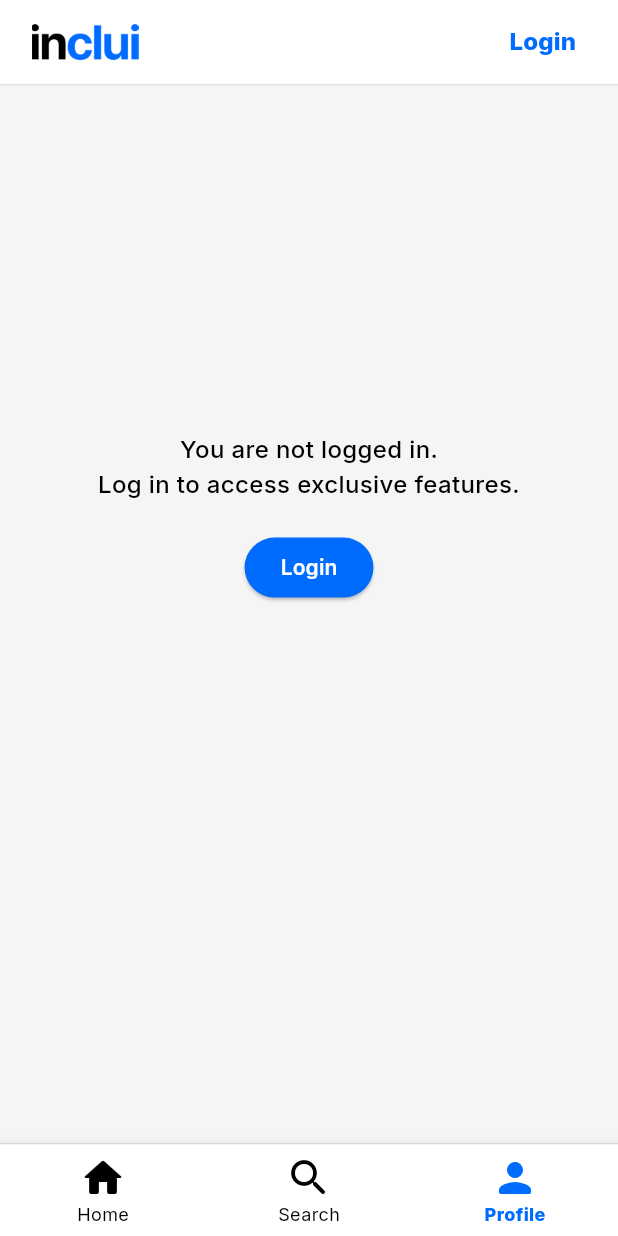
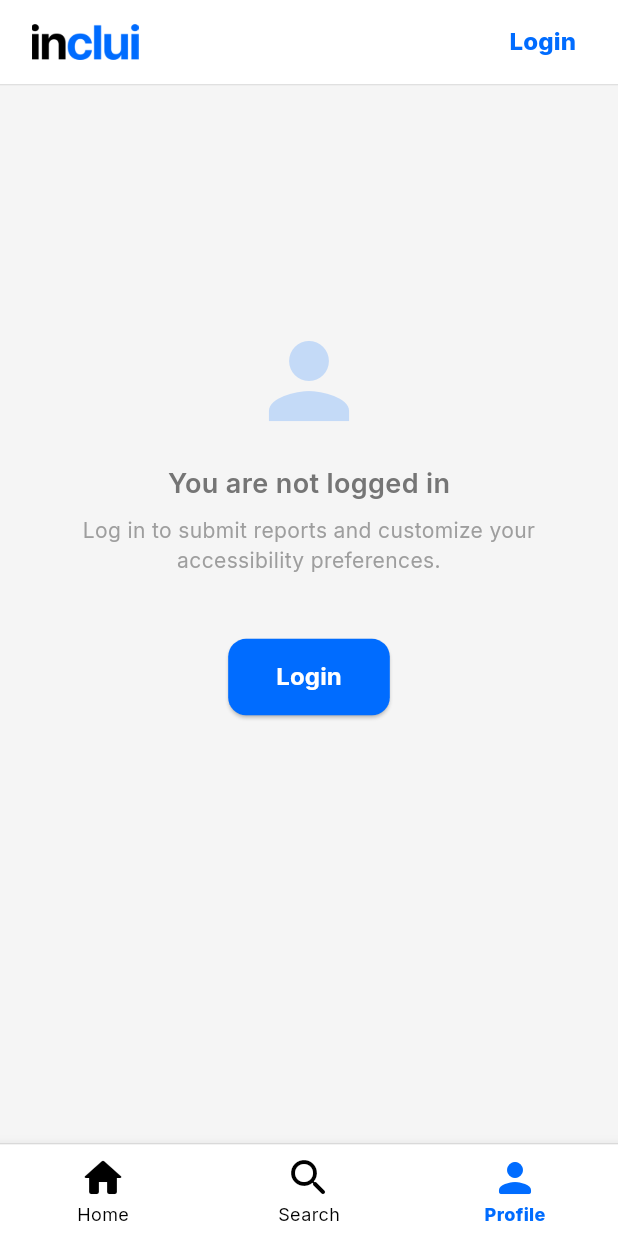
Before and after one commit to simaopsbarbosa/Inclui, a Flutter app: the screen it shows after launch, item 3 of the bottom bar chosen, on a phone screen of 412 x 824 dp. Run offline on Flutter 3.47's test engine with Material 3 defaults, Android fonts, the phone set to English and light mode, and no system bars; our stand-ins replace firebase_auth, firebase_core, firebase_database, flutter_dotenv, font_awesome_flutter, geolocator and 2 more; missing offline and left inert: widget_to_marker; accounts and stored records are empty; generated files the repository leaves out were written again.

Commit message:
made logged out view prettier

```diff
--- a/src/inclui/lib/screens/profile_page.dart
+++ b/src/inclui/lib/screens/profile_page.dart
@@ -790,27 +790,51 @@ class ProfilePageState extends State<ProfilePage> {
         child: Column(
           mainAxisAlignment: MainAxisAlignment.center,
           children: [
+            Icon(
+              Icons.person,
+              size: 80,
+              color: Theme.of(context).primaryColor.withValues(alpha: 0.2),
+            ),
+            SizedBox(height: 16),
             Text(
-              'You are not logged in. \nLog in to access exclusive features.',
-              textAlign: TextAlign.center,
+              'You are not logged in',
               style: GoogleFonts.inter(
-                fontSize: 16,
-                fontWeight: FontWeight.w500,
-                color: Colors.black,
+                fontSize: 18,
+                fontWeight: FontWeight.w600,
+                color: Colors.grey[600],
               ),
             ),
-            SizedBox(height: 20),
+            SizedBox(height: 8),
+            Padding(
+              padding: const EdgeInsets.symmetric(horizontal: 50),
+              child: Text(
+                'Log in to submit reports and customize your accessibility preferences.',
+                textAlign: TextAlign.center,
+                style: GoogleFonts.inter(
+                  fontSize: 14,
+                  color: Colors.grey[500],
+                ),
+              ),
+            ),
+            SizedBox(height: 42),
             ElevatedButton(
               onPressed: _redirectToLogin,
               style: ElevatedButton.styleFrom(
                 backgroundColor: Theme.of(context).primaryColor,
-                foregroundColor: Colors.white,
+                shape: RoundedRectangleBorder(
+                  borderRadius: BorderRadius.circular(12),
+                ),
+                padding: const EdgeInsets.symmetric(vertical: 14),
               ),
-              child: Text(
-                'Login',
-                style: GoogleFonts.inter(
-                  fontSize: 14,
-                  fontWeight: FontWeight.w600,
+              child: Padding(
+                padding: const EdgeInsets.symmetric(horizontal: 32.0),
+                child: Text(
+                  'Login',
+                  style: GoogleFonts.inter(
+                    fontSize: 16,
+                    fontWeight: FontWeight.bold,
+                    color: Colors.white,
+                  ),
                 ),
               ),
             ),
```
